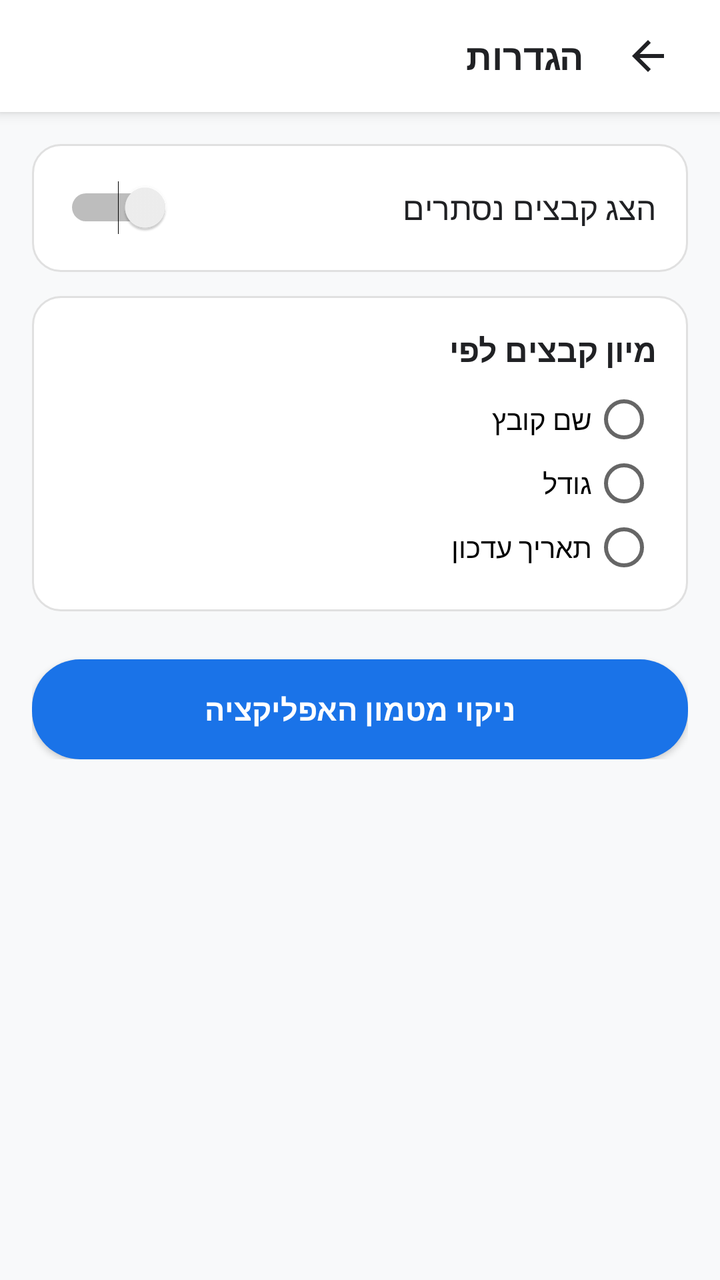
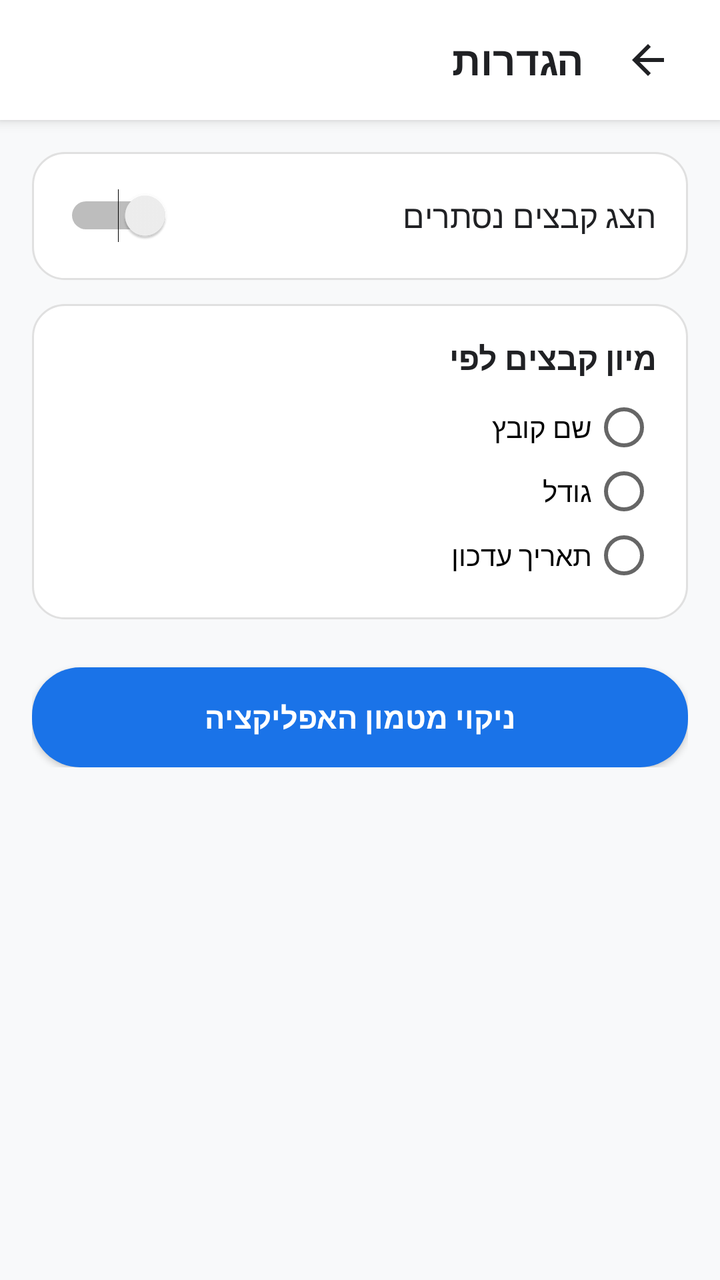

Screens rendered from an Android XML layout before and after an edit, with the pre-edit source and the edit as a unified diff.
<!-- AndroidManifest.xml: application theme android:Theme.Material.Light.NoActionBar -->
<!-- res/layout/activity_settings.xml -->
<?xml version="1.0" encoding="utf-8"?>
<LinearLayout xmlns:android="http://schemas.android.com/apk/res/android"
    android:layout_width="match_parent"
    android:layout_height="match_parent"
    android:background="@color/bg_light"
    android:layoutDirection="rtl"
    android:orientation="vertical">

    <LinearLayout
        android:layout_width="match_parent"
        android:layout_height="56dp"
        android:background="@color/card_bg"
        android:elevation="4dp"
        android:gravity="center_vertical"
        android:orientation="horizontal"
        android:paddingStart="16dp"
        android:paddingEnd="16dp">

        <ImageButton
            android:id="@+id/btn_back_settings"
            android:layout_width="40dp"
            android:layout_height="40dp"
            android:background="?android:attr/selectableItemBackgroundBorderless"
            android:src="@drawable/ic_back" />

        <TextView
            android:layout_width="wrap_content"
            android:layout_height="wrap_content"
            android:paddingStart="12dp"
            android:text="@string/settings"
            android:textColor="@color/text_primary"
            android:textSize="18sp"
            android:textStyle="bold" />
    </LinearLayout>

    <ScrollView
        android:layout_width="match_parent"
        android:layout_height="match_parent"
        android:padding="16dp">

        <LinearLayout
            android:layout_width="match_parent"
            android:layout_height="wrap_content"
            android:orientation="vertical">

            
            <LinearLayout
                android:layout_width="match_parent"
                android:layout_height="64dp"
                android:background="@drawable/bg_card"
                android:gravity="center_vertical"
                android:orientation="horizontal"
                android:paddingStart="16dp"
                android:paddingEnd="16dp">

                <TextView
                    android:layout_width="0dp"
                    android:layout_height="wrap_content"
                    android:layout_weight="1"
                    android:text="@string/settings_show_hidden"
                    android:textColor="@color/text_primary"
                    android:textSize="16sp" />

                <Switch
                    android:id="@+id/switch_hidden"
                    android:layout_width="wrap_content"
                    android:layout_height="wrap_content" />
            </LinearLayout>

            
            <LinearLayout
                android:layout_width="match_parent"
                android:layout_height="wrap_content"
                android:layout_marginTop="12dp"
                android:background="@drawable/bg_card"
                android:orientation="vertical"
                android:padding="16dp">

                <TextView
                    android:layout_width="wrap_content"
                    android:layout_height="wrap_content"
                    android:text="@string/settings_sort"
                    android:textColor="@color/text_primary"
                    android:textSize="16sp"
                    android:textStyle="bold" />

                <RadioGroup
                    android:id="@+id/rg_sort"
                    android:layout_width="match_parent"
                    android:layout_height="wrap_content"
                    android:layout_marginTop="8dp">

                    <RadioButton
                        android:id="@+id/rb_sort_name"
                        android:layout_width="wrap_content"
                        android:layout_height="wrap_content"
                        android:text="@string/sort_name" />

                    <RadioButton
                        android:id="@+id/rb_sort_size"
                        android:layout_width="wrap_content"
                        android:layout_height="wrap_content"
                        android:text="@string/sort_size" />

                    <RadioButton
                        android:id="@+id/rb_sort_date"
                        android:layout_width="wrap_content"
                        android:layout_height="wrap_content"
                        android:text="@string/sort_date" />
                </RadioGroup>
            </LinearLayout>

            
            <Button
                android:id="@+id/btn_clear_cache"
                android:layout_width="match_parent"
                android:layout_height="50dp"
                android:layout_marginTop="24dp"
                android:background="@drawable/bg_button_primary"
                android:text="@string/settings_clear_cache"
                android:textColor="#FFFFFF"
                android:textSize="15sp"
                android:textStyle="bold" />

        </LinearLayout>
    </ScrollView>
</LinearLayout>
<!-- resources referenced by this layout -->
<resources>
  <color name="bg_light">#F8F9FA</color>
  <color name="card_bg">#FFFFFF</color>
  <color name="text_primary">#202124</color>
  <!-- drawable bg_button_primary (drawable) -->
  <?xml version="1.0" encoding="utf-8"?>
  <shape xmlns:android="http://schemas.android.com/apk/res/android"
      android:shape="rectangle">
      <solid android:color="#1A73E8" />
      <corners android:radius="24dp" />
  </shape>
  <!-- drawable bg_card (drawable) -->
  <?xml version="1.0" encoding="utf-8"?>
  <shape xmlns:android="http://schemas.android.com/apk/res/android"
      android:shape="rectangle">
      <solid android:color="#FFFFFF" />
      <corners android:radius="14dp" />
      <stroke
          android:width="1dp"
          android:color="#E0E0E0" />
  </shape>
  <!-- drawable ic_back (drawable) -->
  <vector xmlns:android="http://schemas.android.com/apk/res/android"
      android:width="24dp"
      android:height="24dp"
      android:viewportWidth="24"
      android:viewportHeight="24">
      <path
          android:fillColor="#202124"
          android:pathData="M20,11H7.83L13.42,5.41L12,4L4,12L12,20L13.41,18.59L7.83,13H20V11Z" />
  </vector>
  <string name="settings">הגדרות</string>
  <string name="settings_clear_cache">ניקוי מטמון האפליקציה</string>
  <string name="settings_show_hidden">הצג קבצים נסתרים</string>
  <string name="settings_sort">מיון קבצים לפי</string>
  <string name="sort_date">תאריך עדכון</string>
  <string name="sort_name">שם קובץ</string>
  <string name="sort_size">גודל</string>
</resources>

<!-- the commit's change to res/layout/activity_settings.xml (unified diff, before → after) -->
@@ -8,7 +8,7 @@
 
     <LinearLayout
         android:layout_width="match_parent"
-        android:layout_height="56dp"
+        android:layout_height="60dp"
         android:background="@color/card_bg"
         android:elevation="4dp"
         android:gravity="center_vertical"
@@ -29,7 +29,7 @@
             android:paddingStart="12dp"
             android:text="@string/settings"
             android:textColor="@color/text_primary"
-            android:textSize="18sp"
+            android:textSize="20sp"
             android:textStyle="bold" />
     </LinearLayout>
 
@@ -118,7 +118,7 @@
                 android:layout_marginTop="24dp"
                 android:background="@drawable/bg_button_primary"
                 android:text="@string/settings_clear_cache"
-                android:textColor="#FFFFFF"
+                android:textColor="@color/white"
                 android:textSize="15sp"
                 android:textStyle="bold" />
 
<!-- resource entries referenced after the edit -->
@@ -3,19 +3,19 @@
   <color name="bg_light">#F8F9FA</color>
   <color name="card_bg">#FFFFFF</color>
   <color name="text_primary">#202124</color>
+  <color name="white">#FFFFFF</color>
   <!-- drawable bg_button_primary (drawable) -->
   <?xml version="1.0" encoding="utf-8"?>
-  <shape xmlns:android="http://schemas.android.com/apk/res/android"
-      android:shape="rectangle">
-      <solid android:color="#1A73E8" />
-      <corners android:radius="24dp" />
-  </shape>
+  <selector xmlns:android="http://schemas.android.com/apk/res/android">
+      <item android:drawable="@drawable/bg_button_primary_pressed" android:state_pressed="true" />
+      <item android:drawable="@drawable/bg_button_primary_normal" />
+  </selector>
   <!-- drawable bg_card (drawable) -->
   <?xml version="1.0" encoding="utf-8"?>
   <shape xmlns:android="http://schemas.android.com/apk/res/android"
       android:shape="rectangle">
-      <solid android:color="#FFFFFF" />
-      <corners android:radius="14dp" />
+      <solid android:color="@color/card_bg" />
+      <corners android:radius="16dp" />
       <stroke
           android:width="1dp"
           android:color="#E0E0E0" />
@@ -37,5 +37,21 @@
   <string name="sort_date">תאריך עדכון</string>
   <string name="sort_name">שם קובץ</string>
   <string name="sort_size">גודל</string>
+  <!-- drawable bg_button_primary_pressed (drawable) -->
+  <?xml version="1.0" encoding="utf-8"?>
+  <shape xmlns:android="http://schemas.android.com/apk/res/android"
+      android:shape="rectangle">
+      <solid android:color="@color/primary_dark" />
+      <corners android:radius="24dp" />
+  </shape>
+  <!-- drawable bg_button_primary_normal (drawable) -->
+  <?xml version="1.0" encoding="utf-8"?>
+  <shape xmlns:android="http://schemas.android.com/apk/res/android"
+      android:shape="rectangle">
+      <solid android:color="@color/primary" />
+      <corners android:radius="24dp" />
+  </shape>
+  <color name="primary_dark">#1557B0</color>
+  <color name="primary">#1A73E8</color>
 </resources>
 
